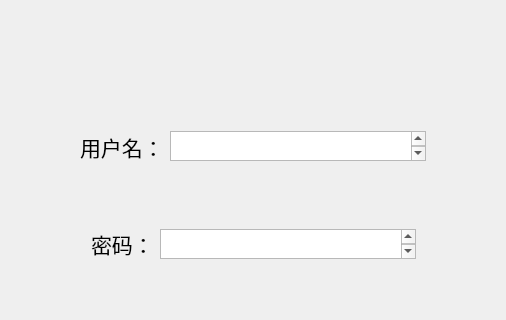
The window that ChatRoom/mainwindowregister.ui (AnsrM/Chat-Project) describes before a commit, drawn with Qt 5; both pictures show x 147 to 653 and y 0 to 320 of the 800 by 600 pixel window.
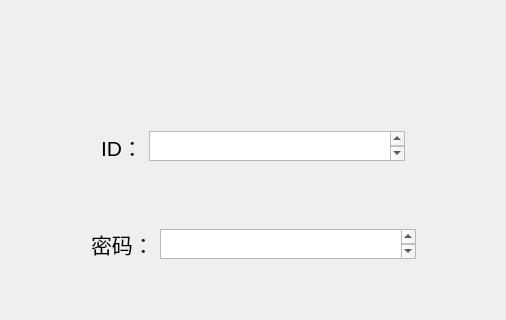
The same window after the commit.

Commit message: 增加了gif图片，同步了用户的ip、账号、昵称

The edit to the form file:
```diff
--- a/ChatRoom/mainwindowregister.ui
+++ b/ChatRoom/mainwindowregister.ui
@@ -52,7 +52,7 @@
           </font>
          </property>
          <property name="text">
-          <string>用户名：</string>
+          <string>ID：</string>
          </property>
         </widget>
        </item>
```
Left out of the diff: 2 changed lines with no effect on the pictures. The commit also changes 13 other files.
